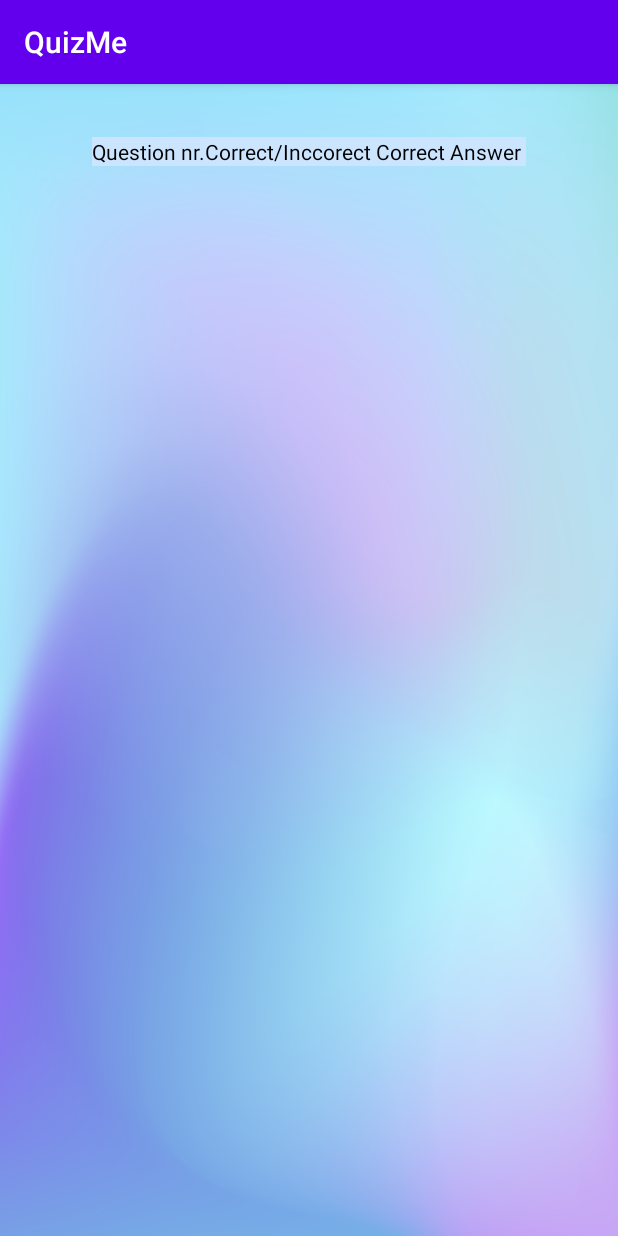
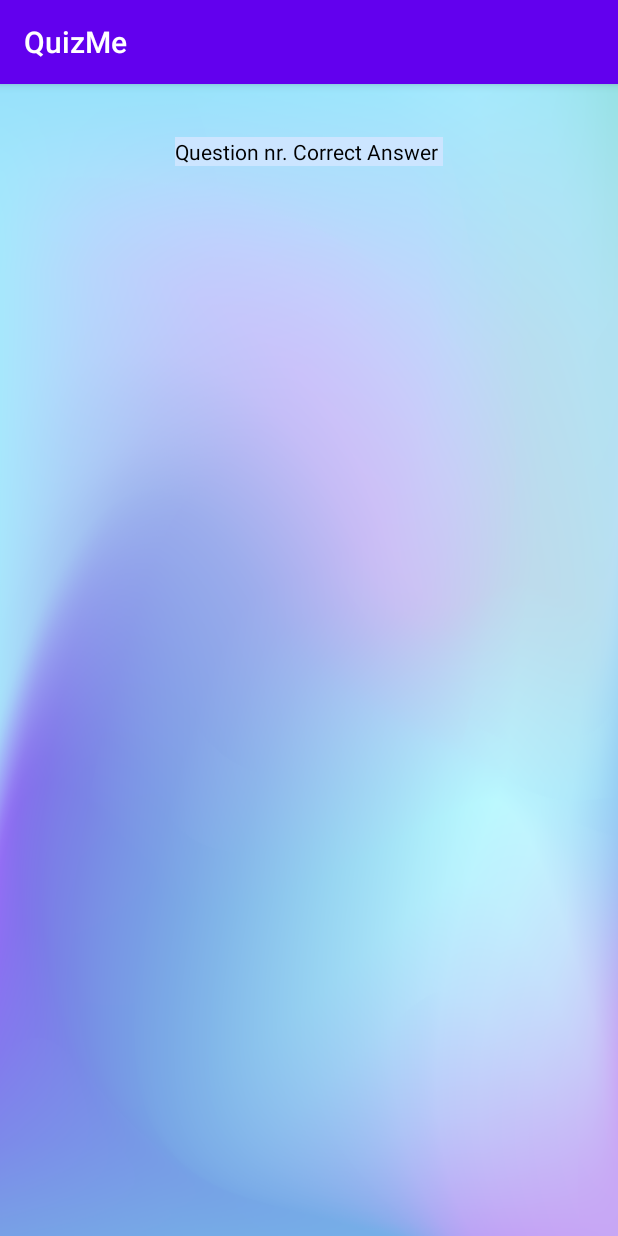
Before and after one commit to agustfridjons/QuizApp, an Android app: the GameResultsActivity screen opened directly, with no data from a screen before it, on a phone screen of 412 x 824 dp. Run offline under Robolectric (Android 15) with nearby library versions, the phone set to English and light mode, and no system bars; 8 statements that could not run were skipped.

Commit message:
laga Game Result

```diff
--- a/QuizMe/app/src/main/java/com/example/quizme/ui/GameResultsActivity.java
+++ b/QuizMe/app/src/main/java/com/example/quizme/ui/GameResultsActivity.java
@@ -44,10 +44,7 @@ public class GameResultsActivity extends AppCompatActivity {
         tv0.setText("Question nr.");
         tv0.setTextColor(Color.BLACK);
         tbrow0.addView(tv0);
-        TextView tv1 = new TextView(this);
-        tv1.setText("Correct/Inccorect");
-        tv1.setTextColor(Color.BLACK);
-        tbrow0.addView(tv1);
+
         TextView tv3 = new TextView(this);
         tv3.setText(" Correct Answer ");
         tv3.setTextColor(Color.BLACK);
@@ -58,23 +55,21 @@ public class GameResultsActivity extends AppCompatActivity {
             Integer userAnswer = gameresults.get(i).getUserAnswers();
 
             String correctAnswer = gameresults.get(i).getCorrectAnswer();
+            TableRow tbrow = new TableRow(this);
+            if (userAnswer == 0){
+                tbrow.setBackgroundColor(Color.parseColor("#99FF99"));
 
-            TableRow tbrow = new TableRow(this);
+            } else if (userAnswer == 1){
+                tbrow.setBackgroundColor(Color.parseColor("#FF9999"));
+
+            }
             TextView t1v = new TextView(this);
             t1v.setText("" + i) ;
             t1v.setTextColor(Color.BLACK);
             t1v.setGravity(Gravity.CENTER);
             tbrow.addView(t1v);
             TextView t2v = new TextView(this);
-            if (userAnswer == 0){
-                t2v.setText("Correct");
-                tbrow.setBackgroundColor(Color.parseColor("#99FF99"));
 
-            } else if (userAnswer == 1){
-                t2v.setText("Incorrect");
-                tbrow.setBackgroundColor(Color.parseColor("#FF9999"));
-
-            }
             t2v.setTextColor(Color.BLACK);
             t2v.setGravity(Gravity.CENTER);
             tbrow.addView(t2v);
```
Also changed, not shown: QuizMe/app/src/main/res/drawable-nodpi/example_appwidget_preview.png (added).
